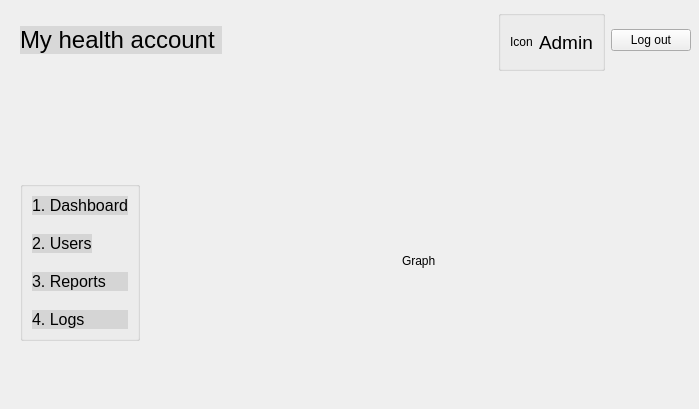
Old version of the form adminmain.ui in the repository Darijan444/COV-19-Desktop_App.
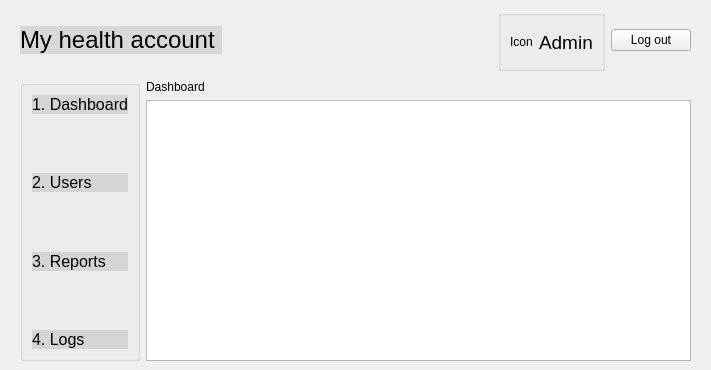
New version of the form.

Diff of the .ui file:
```diff
--- a/adminmain.ui
+++ b/adminmain.ui
@@ -6,8 +6,8 @@
    <rect>
     <x>0</x>
     <y>0</y>
-    <width>699</width>
-    <height>409</height>
+    <width>711</width>
+    <height>370</height>
    </rect>
   </property>
   <property name="windowTitle">
@@ -101,32 +101,17 @@
     </item>
    </layout>
   </widget>
-  <widget class="QWidget" name="layoutWidget">
+  <widget class="QWidget" name="layoutWidget_2">
    <property name="geometry">
     <rect>
      <x>20</x>
-     <y>70</y>
+     <y>80</y>
      <width>671</width>
-     <height>271</height>
+     <height>281</height>
     </rect>
    </property>
-   <layout class="QVBoxLayout" name="verticalLayout">
-    <item>
-     <spacer name="verticalSpacer">
-      <property name="orientation">
-       <enum>Qt::Vertical</enum>
-      </property>
-      <property name="sizeHint" stdset="0">
-       <size>
-        <width>20</width>
-        <height>28</height>
-       </size>
-      </property>
-     </spacer>
-    </item>
-    <item>
-     <layout class="QHBoxLayout" name="horizontalLayout_4">
-      <item>
+   <layout class="QGridLayout" name="gridLayout">
+    <item row="0" column="0" rowspan="2">
        <widget class="QGroupBox" name="groupBox_2">
         <property name="title">
          <string/>
@@ -168,7 +153,7 @@
            </property>
           </spacer>
          </item>
-         <item alignment="Qt::AlignLeft">
+       <item>
           <widget class="QPushButton" name="pushButtonUsers">
            <property name="styleSheet">
             <string notr="true">QPushButton {
@@ -266,40 +251,18 @@
         </layout>
        </widget>
       </item>
-      <item>
-       <spacer name="horizontalSpacer_2">
-        <property name="orientation">
-         <enum>Qt::Horizontal</enum>
-        </property>
-        <property name="sizeHint" stdset="0">
-         <size>
-          <width>18</width>
-          <height>20</height>
-         </size>
-        </property>
-       </spacer>
-      </item>
-      <item>
-       <widget class="QLabel" name="label_6">
+    <item row="0" column="1">
+     <widget class="QLabel" name="labelUserList">
+      <property name="styleSheet">
+       <string notr="true">font: 16pt &quot;.AppleSystemUIFont&quot;;</string>
+      </property>
         <property name="text">
-         <string>Graph</string>
+       <string>Dashboard</string>
         </property>
        </widget>
       </item>
-      <item>
-       <spacer name="horizontalSpacer_3">
-        <property name="orientation">
-         <enum>Qt::Horizontal</enum>
-        </property>
-        <property name="sizeHint" stdset="0">
-         <size>
-          <width>28</width>
-          <height>20</height>
-         </size>
-        </property>
-       </spacer>
-      </item>
-     </layout>
+    <item row="1" column="1">
+     <widget class="QTableView" name="tableView"/>
     </item>
    </layout>
   </widget>
```
Lines whose indentation alone changed are shown as unchanged.
